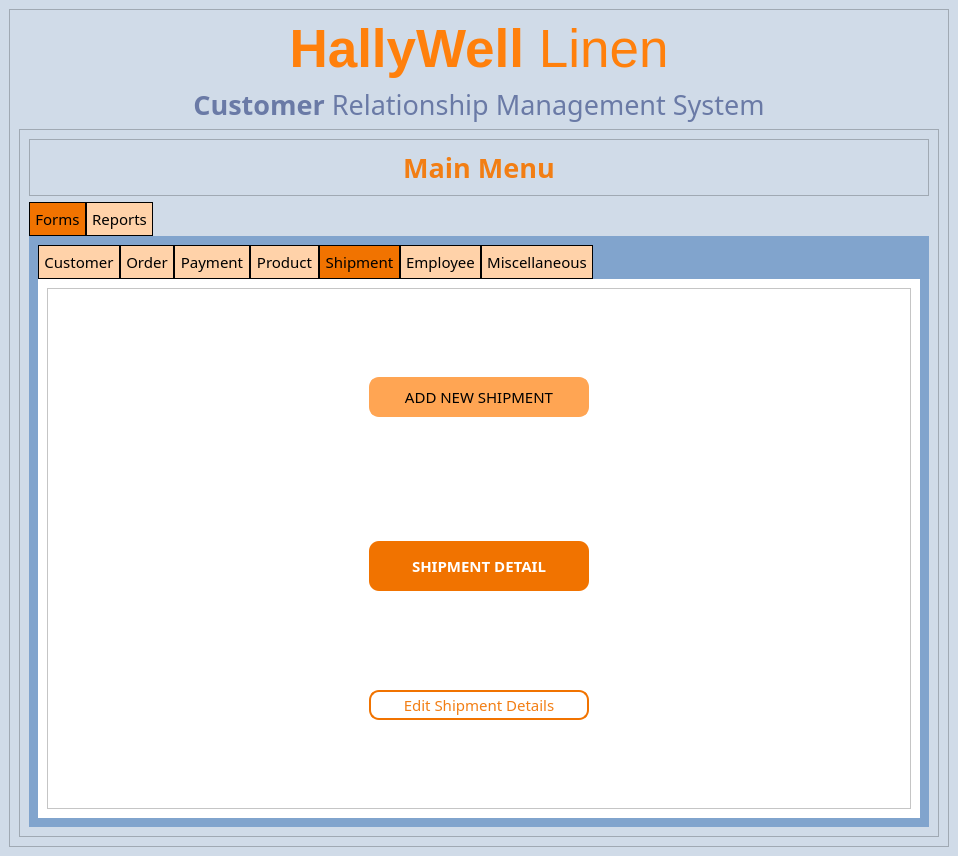
The window that Hallywell CRMS v1/UI Files/mainscreen.ui (apduong/CIS-3365) describes before a commit, drawn with Qt 5.
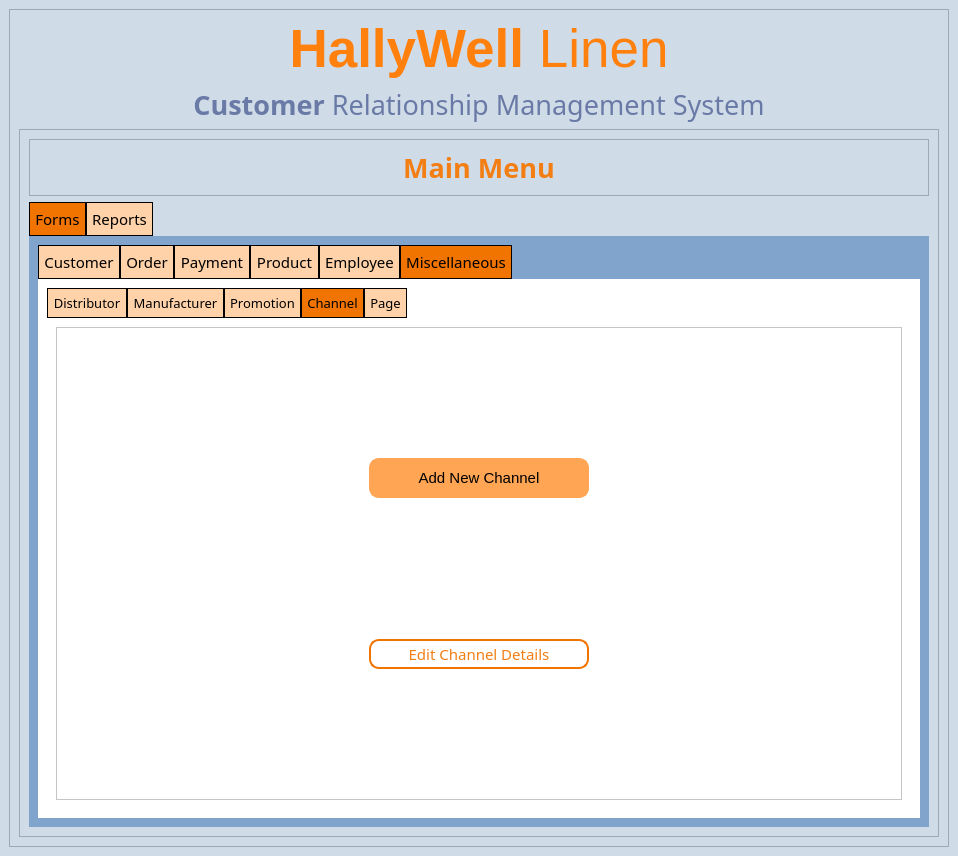
The same window after the commit. The open tabs and pages were chosen to show the change. Icons and pictures are not drawn.

Commit message: All functioning besides manufacturer and promotion details form

```diff
--- a/Hallywell CRMS v1/UI Files/mainscreen.ui
+++ b/Hallywell CRMS v1/UI Files/mainscreen.ui
@@ -1223,170 +1223,6 @@
                   </item>
                  </layout>
                 </widget>
-                <widget class="QWidget" name="tab_7">
-                 <attribute name="title">
-                  <string>Shipment</string>
-                 </attribute>
-                 <layout class="QVBoxLayout" name="verticalLayout_11">
-                  <item>
-                   <widget class="QFrame" name="frame_8">
-                    <property name="styleSheet">
-                     <string notr="true">QLabel{color:white;background-color:#F17300; border: solid white; border-radius: 10px;}
-QPushButton{color:#F27E14; border:2px solid #F17300; border-radius: 10px;padding:2px;}
-QPushButton::hover{border:2px solid white; background-color:#F27E14; color:white;}
-QPushButton#addShip{color: black; background-color: #FFA553; border: 2px solid #FFA553;}
-QPushButton#addShip::hover{color:#FFA553; background-color: black; border: 2px solid black;}
-</string>
-                    </property>
-                    <property name="frameShape">
-                     <enum>QFrame::StyledPanel</enum>
-                    </property>
-                    <property name="frameShadow">
-                     <enum>QFrame::Raised</enum>
-                    </property>
-                    <layout class="QGridLayout" name="gridLayout_6">
-                     <property name="horizontalSpacing">
-                      <number>60</number>
-                     </property>
-                     <property name="verticalSpacing">
-                      <number>20</number>
-                     </property>
-                     <item row="0" column="1">
-                      <widget class="QPushButton" name="addShip">
-                       <property name="minimumSize">
-                        <size>
-                         <width>220</width>
-                         <height>40</height>
-                        </size>
-                       </property>
-                       <property name="maximumSize">
-                        <size>
-                         <width>220</width>
-                         <height>40</height>
-                        </size>
-                       </property>
-                       <property name="font">
-                        <font>
-                         <family>Montserrat</family>
-                         <pointsize>11</pointsize>
-                        </font>
-                       </property>
-                       <property name="cursor">
-                        <cursorShape>PointingHandCursor</cursorShape>
-                       </property>
-                       <property name="styleSheet">
-                        <string notr="true"/>
-                       </property>
-                       <property name="text">
-                        <string>ADD NEW SHIPMENT</string>
-                       </property>
-                      </widget>
-                     </item>
-                     <item row="2" column="1">
-                      <widget class="QLabel" name="label_13">
-                       <property name="minimumSize">
-                        <size>
-                         <width>220</width>
-                         <height>50</height>
-                        </size>
-                       </property>
-                       <property name="maximumSize">
-                        <size>
-                         <width>220</width>
-                         <height>50</height>
-                        </size>
-                       </property>
-                       <property name="font">
-                        <font>
-                         <family>Montserrat</family>
-                         <pointsize>11</pointsize>
-                         <weight>75</weight>
-                         <bold>true</bold>
-                        </font>
-                       </property>
-                       <property name="text">
-                        <string>SHIPMENT DETAIL</string>
-                       </property>
-                       <property name="alignment">
-                        <set>Qt::AlignCenter</set>
-                       </property>
-                      </widget>
-                     </item>
-                     <item row="2" column="2">
-                      <spacer name="horizontalSpacer_7">
-                       <property name="orientation">
-                        <enum>Qt::Horizontal</enum>
-                       </property>
-                       <property name="sizeHint" stdset="0">
-                        <size>
-                         <width>40</width>
-                         <height>20</height>
-                        </size>
-                       </property>
-                      </spacer>
-                     </item>
-                     <item row="2" column="0">
-                      <spacer name="horizontalSpacer_8">
-                       <property name="orientation">
-                        <enum>Qt::Horizontal</enum>
-                       </property>
-                       <property name="sizeHint" stdset="0">
-                        <size>
-                         <width>40</width>
-                         <height>20</height>
-                        </size>
-                       </property>
-                      </spacer>
-                     </item>
-                     <item row="3" column="1">
-                      <widget class="QPushButton" name="edit_shipdet">
-                       <property name="minimumSize">
-                        <size>
-                         <width>220</width>
-                         <height>30</height>
-                        </size>
-                       </property>
-                       <property name="maximumSize">
-                        <size>
-                         <width>220</width>
-                         <height>30</height>
-                        </size>
-                       </property>
-                       <property name="font">
-                        <font>
-                         <family>Montserrat</family>
-                         <pointsize>11</pointsize>
-                        </font>
-                       </property>
-                       <property name="cursor">
-                        <cursorShape>PointingHandCursor</cursorShape>
-                       </property>
-                       <property name="text">
-                        <string>Edit Shipment Details</string>
-                       </property>
-                      </widget>
-                     </item>
-                     <item row="1" column="1">
-                      <spacer name="verticalSpacer_5">
-                       <property name="orientation">
-                        <enum>Qt::Vertical</enum>
-                       </property>
-                       <property name="sizeType">
-                        <enum>QSizePolicy::Fixed</enum>
-                       </property>
-                       <property name="sizeHint" stdset="0">
-                        <size>
-                         <width>20</width>
-                         <height>25</height>
-                        </size>
-                       </property>
-                      </spacer>
-                     </item>
-                    </layout>
-                   </widget>
-                  </item>
-                 </layout>
-                </widget>
                 <widget class="QWidget" name="tab_6">
                  <attribute name="title">
                   <string>Employee</string>
@@ -1590,6 +1426,16 @@
                       <pointsize>10</pointsize>
                      </font>
                     </property>
+                    <property name="styleSheet">
+                     <string notr="true">QLabel{color:white;background-color:#F17300; border: solid white; border-radius:0;}
+QPushButton{color:#F27E14; border:2px solid #F17300; border-radius: 10px;padding:2px;}
+QPushButton::hover{border:2px solid white; background-color:#F27E14; color:white;}
+QPushButton#add_dis{color: black; background-color: #FFA553; border: 2px solid #FFA553;}
+QPushButton#add_dis::hover{color:#FFA553; background-color: black; border: 2px solid black;}
+QPushButton#addNewDC{color: black; background-color: #FFA553; border: 2px solid #FFA553;}
+QPushButton#addNewDC::hover{color:#FFA553; background-color: black; border: 2px solid black;}
+</string>
+                    </property>
                     <property name="currentIndex">
                      <number>0</number>
                     </property>
@@ -2256,10 +2102,10 @@
                        <widget class="QFrame" name="frame_13">
                         <property name="styleSheet">
                          <string notr="true">QLabel{color:white;background-color:#F17300; border: solid white; border-radius: 10px;}
-QPushButton{color:#F27E14; border:2px solid #F17300; border-radius: 10px;padding:2px;}
+QPushButton#addChannelButton{color:#F27E14; border:2px solid #F17300; border-radius: 10px;padding:2px;}
 QPushButton::hover{border:2px solid white; background-color:#F27E14; color:white;}
-QPushButton#addPayButton{color: black; background-color: #FFA553; border: 2px solid #FFA553;}
-QPushButton#addPayButton::hover{color:#FFA553; background-color: black; border: 2px solid black;}
+QPushButton#addChanneButton{color: black; background-color: #FFA553; border: 2px solid #FFA553;}
+QPushButton#addChannelButton::hover{color:#FFA553; background-color: black; border: 2px solid black;}
 </string>
                         </property>
                         <property name="frameShape">
@@ -2275,38 +2121,12 @@
                          <property name="verticalSpacing">
                           <number>20</number>
                          </property>
-                         <item row="0" column="0">
-                          <spacer name="horizontalSpacer_18">
-                           <property name="orientation">
-                            <enum>Qt::Horizontal</enum>
-                           </property>
-                           <property name="sizeHint" stdset="0">
-                            <size>
-                             <width>40</width>
-                             <height>20</height>
-                            </size>
-                           </property>
-                          </spacer>
-                         </item>
-                         <item row="0" column="2">
-                          <spacer name="horizontalSpacer_17">
-                           <property name="orientation">
-                            <enum>Qt::Horizontal</enum>
-                           </property>
-                           <property name="sizeHint" stdset="0">
-                            <size>
-                             <width>40</width>
-                             <height>20</height>
-                            </size>
-                           </property>
-                          </spacer>
-                         </item>
-                         <item row="0" column="1">
+                         <item row="1" column="1">
                           <widget class="QPushButton" name="edit_chandet">
                            <property name="minimumSize">
                             <size>
                              <width>220</width>
-                             <height>50</height>
+                             <height>30</height>
                             </size>
                            </property>
                            <property name="maximumSize">
@@ -2328,6 +2148,156 @@
                             <string>Edit Channel Details</string>
                            </property>
                           </widget>
+                         </item>
+                         <item row="1" column="2">
+                          <spacer name="horizontalSpacer_17">
+                           <property name="orientation">
+                            <enum>Qt::Horizontal</enum>
+                           </property>
+                           <property name="sizeHint" stdset="0">
+                            <size>
+                             <width>40</width>
+                             <height>20</height>
+                            </size>
+                           </property>
+                          </spacer>
+                         </item>
+                         <item row="0" column="1">
+                          <widget class="QPushButton" name="addChannelButton">
+                           <property name="minimumSize">
+                            <size>
+                             <width>220</width>
+                             <height>40</height>
+                            </size>
+                           </property>
+                           <property name="maximumSize">
+                            <size>
+                             <width>220</width>
+                             <height>40</height>
+                            </size>
+                           </property>
+                           <property name="font">
+                            <font>
+                             <family>MS Shell Dlg 2</family>
+                             <pointsize>11</pointsize>
+                            </font>
+                           </property>
+                           <property name="styleSheet">
+                            <string notr="true">QLabel{color:white;background-color:#F17300; border: solid white; border-radius:0;}
+QPushButton{color:#F27E14; border:2px solid #F17300; border-radius: 10px;padding:2px;}
+QPushButton::hover{border:2px solid white; background-color:#F27E14; color:white;}
+QPushButton#add_dis{color: black; background-color: #FFA553; border: 2px solid #FFA553;}
+QPushButton#addChannelButton::hover{color:#FFA553; background-color: black; border: 2px solid black;}
+QPushButton#addChannelButton{color: black; background-color: #FFA553; border: 2px solid #FFA553;}
+QPushButton#addChannelButton::hover{color:#FFA553; background-color: black; border: 2px solid black;}
+</string>
+                           </property>
+                           <property name="text">
+                            <string>Add New Channel</string>
+                           </property>
+                          </widget>
+                         </item>
+                         <item row="1" column="0">
+                          <spacer name="horizontalSpacer_18">
+                           <property name="orientation">
+                            <enum>Qt::Horizontal</enum>
+                           </property>
+                           <property name="sizeHint" stdset="0">
+                            <size>
+                             <width>40</width>
+                             <height>20</height>
+                            </size>
+                           </property>
+                          </spacer>
+                         </item>
+                        </layout>
+                       </widget>
+                      </item>
+                     </layout>
+                    </widget>
+                    <widget class="QWidget" name="tab_5">
+                     <attribute name="title">
+                      <string>Page</string>
+                     </attribute>
+                     <layout class="QGridLayout" name="gridLayout_6">
+                      <item row="0" column="0">
+                       <widget class="QFrame" name="frame_8">
+                        <property name="styleSheet">
+                         <string notr="true">QLabel{color:white;background-color:#F17300; border: solid white; border-radius: 10px;}
+QPushButton{color:#F27E14; border:2px solid #F17300; border-radius: 10px;padding:2px;}
+QPushButton::hover{border:2px solid white; background-color:#F27E14; color:white;}
+QPushButton#addPromoButton{color: black; background-color: #FFA553; border: 2px solid #FFA553;}
+QPushButton#addPromoButton::hover{color:#FFA553; background-color: black; border: 2px solid black;}
+</string>
+                        </property>
+                        <property name="frameShape">
+                         <enum>QFrame::StyledPanel</enum>
+                        </property>
+                        <property name="frameShadow">
+                         <enum>QFrame::Raised</enum>
+                        </property>
+                        <layout class="QGridLayout" name="gridLayout_12">
+                         <item row="1" column="0">
+                          <widget class="QLabel" name="label_13">
+                           <property name="minimumSize">
+                            <size>
+                             <width>220</width>
+                             <height>50</height>
+                            </size>
+                           </property>
+                           <property name="maximumSize">
+                            <size>
+                             <width>220</width>
+                             <height>50</height>
+                            </size>
+                           </property>
+                           <property name="text">
+                            <string>RETURN CODE STATUS</string>
+                           </property>
+                           <property name="alignment">
+                            <set>Qt::AlignCenter</set>
+                           </property>
+                          </widget>
+                         </item>
+                         <item row="2" column="0">
+                          <widget class="QPushButton" name="pushButton_EditReturnCodeStatus">
+                           <property name="minimumSize">
+                            <size>
+                             <width>220</width>
+                             <height>30</height>
+                            </size>
+                           </property>
+                           <property name="maximumSize">
+                            <size>
+                             <width>220</width>
+                             <height>30</height>
+                            </size>
+                           </property>
+                           <property name="font">
+                            <font>
+                             <pointsize>11</pointsize>
+                            </font>
+                           </property>
+                           <property name="text">
+                            <string>Edit Return Code Status</string>
+                           </property>
+                          </widget>
+                         </item>
+                         <item row="0" column="0">
+                          <spacer name="verticalSpacer_3">
+                           <property name="orientation">
+                            <enum>Qt::Vertical</enum>
+                           </property>
+                           <property name="sizeType">
+                            <enum>QSizePolicy::Fixed</enum>
+                           </property>
+                           <property name="sizeHint" stdset="0">
+                            <size>
+                             <width>20</width>
+                             <height>25</height>
+                            </size>
+                           </property>
+                          </spacer>
                          </item>
                         </layout>
                        </widget>
```
Left out of the diff: 4 changed lines with no effect on the pictures. The commit also changes 2 other files.
